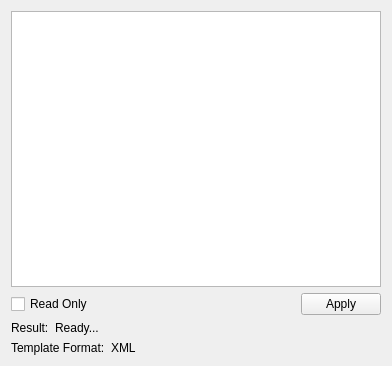
claudiobogossian/terraprint, file src/terralib/layout/qt/ui/EditTemplate.ui: the form before one commit.
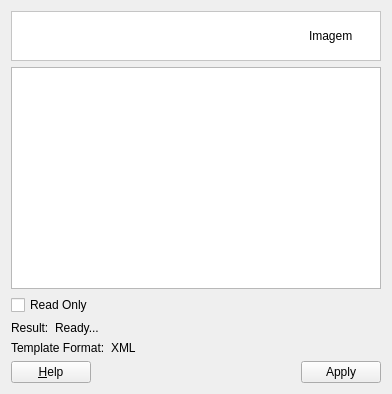
The form after the commit.

Commit message: layout view adjusted in TerraView format

```diff
--- a/src/terralib/layout/qt/ui/EditTemplate.ui
+++ b/src/terralib/layout/qt/ui/EditTemplate.ui
@@ -7,50 +7,81 @@
     <x>0</x>
     <y>0</y>
     <width>392</width>
-    <height>366</height>
+    <height>394</height>
    </rect>
   </property>
   <property name="windowTitle">
-   <string>Form</string>
+   <string>Edit Template</string>
   </property>
-  <layout class="QGridLayout" name="gridLayout">
+  <layout class="QGridLayout" name="gridLayout_2">
    <item row="0" column="0">
-    <layout class="QVBoxLayout" name="verticalLayout">
-     <item>
+    <widget class="QFrame" name="frame_2">
+     <property name="styleSheet">
+      <string notr="true">QWidget { background: white }</string>
+     </property>
+     <property name="frameShape">
+      <enum>QFrame::StyledPanel</enum>
+     </property>
+     <property name="frameShadow">
+      <enum>QFrame::Sunken</enum>
+     </property>
+     <layout class="QGridLayout" name="gridLayout_4" columnstretch="1,0">
+      <property name="topMargin">
+       <number>0</number>
+      </property>
+      <property name="bottomMargin">
+       <number>0</number>
+      </property>
+      <property name="horizontalSpacing">
+       <number>9</number>
+      </property>
+      <item row="0" column="1">
+       <widget class="QLabel" name="m_imgLabel">
+        <property name="minimumSize">
+         <size>
+          <width>62</width>
+          <height>48</height>
+         </size>
+        </property>
+        <property name="maximumSize">
+         <size>
+          <width>48</width>
+          <height>48</height>
+         </size>
+        </property>
+        <property name="text">
+         <string>Imagem</string>
+        </property>
+       </widget>
+      </item>
+      <item row="0" column="0">
+       <widget class="QLabel" name="m_datasourceTypeTitleLabel">
+        <property name="font">
+         <font>
+          <pointsize>10</pointsize>
+          <weight>75</weight>
+          <bold>true</bold>
+         </font>
+        </property>
+        <property name="text">
+         <string/>
+        </property>
+       </widget>
+      </item>
+     </layout>
+    </widget>
+   </item>
+   <item row="1" column="0">
       <widget class="QTextEdit" name="textEdit"/>
      </item>
-     <item>
-      <layout class="QHBoxLayout" name="horizontalLayout_2">
-       <item>
+   <item row="2" column="0">
         <widget class="QCheckBox" name="chkReadOnly">
          <property name="text">
           <string>Read Only</string>
          </property>
         </widget>
        </item>
-       <item>
-        <spacer name="horizontalSpacer">
-         <property name="orientation">
-          <enum>Qt::Horizontal</enum>
-         </property>
-         <property name="sizeHint" stdset="0">
-          <size>
-           <width>218</width>
-           <height>20</height>
-          </size>
-         </property>
-        </spacer>
-       </item>
-       <item>
-        <widget class="QPushButton" name="pbApply">
-         <property name="text">
-          <string>Apply</string>
-         </property>
-        </widget>
-       </item>
-      </layout>
-     </item>
-     <item>
+   <item row="3" column="0">
       <layout class="QHBoxLayout" name="horizontalLayout">
        <item>
         <widget class="QLabel" name="lblResult">
@@ -74,7 +105,7 @@
        </item>
       </layout>
      </item>
-     <item>
+   <item row="4" column="0">
       <layout class="QHBoxLayout" name="horizontalLayout_3">
        <item>
         <widget class="QLabel" name="lblFormat">
@@ -97,6 +128,38 @@
         </widget>
        </item>
       </layout>
+   </item>
+   <item row="5" column="0">
+    <layout class="QGridLayout" name="gridLayout">
+     <item row="0" column="0">
+      <widget class="QPushButton" name="helpPushButton">
+       <property name="text">
+        <string>&amp;Help</string>
+       </property>
+       <property name="shortcut">
+        <string>Alt+H</string>
+       </property>
+      </widget>
+     </item>
+     <item row="0" column="1">
+      <spacer name="horizontalSpacer">
+       <property name="orientation">
+        <enum>Qt::Horizontal</enum>
+       </property>
+       <property name="sizeHint" stdset="0">
+        <size>
+         <width>218</width>
+         <height>20</height>
+        </size>
+       </property>
+      </spacer>
+     </item>
+     <item row="0" column="2">
+      <widget class="QPushButton" name="pbApply">
+       <property name="text">
+        <string>Apply</string>
+       </property>
+      </widget>
      </item>
     </layout>
    </item>
```
Lines whose indentation alone changed are shown as unchanged. The commit also changes 8 other files.
